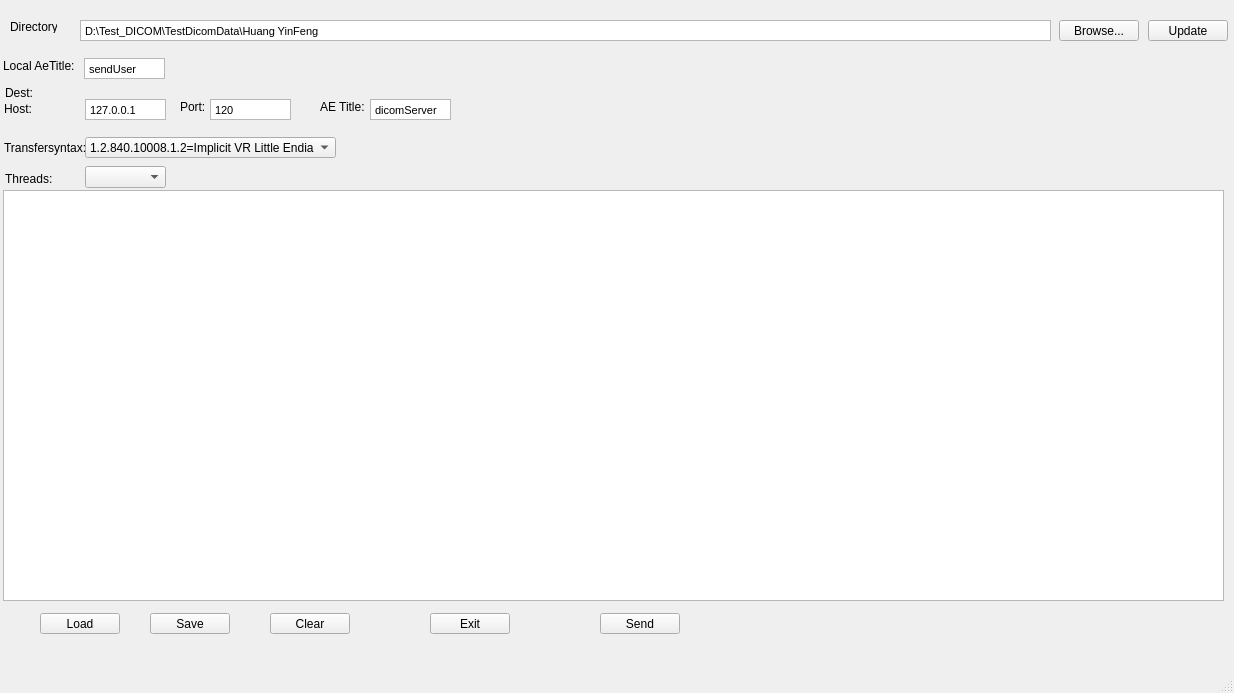
First picture: the form in Tools/SendDicomSCU/mainwindow.ui, repository zyq1569/HealthApp, before the edit.
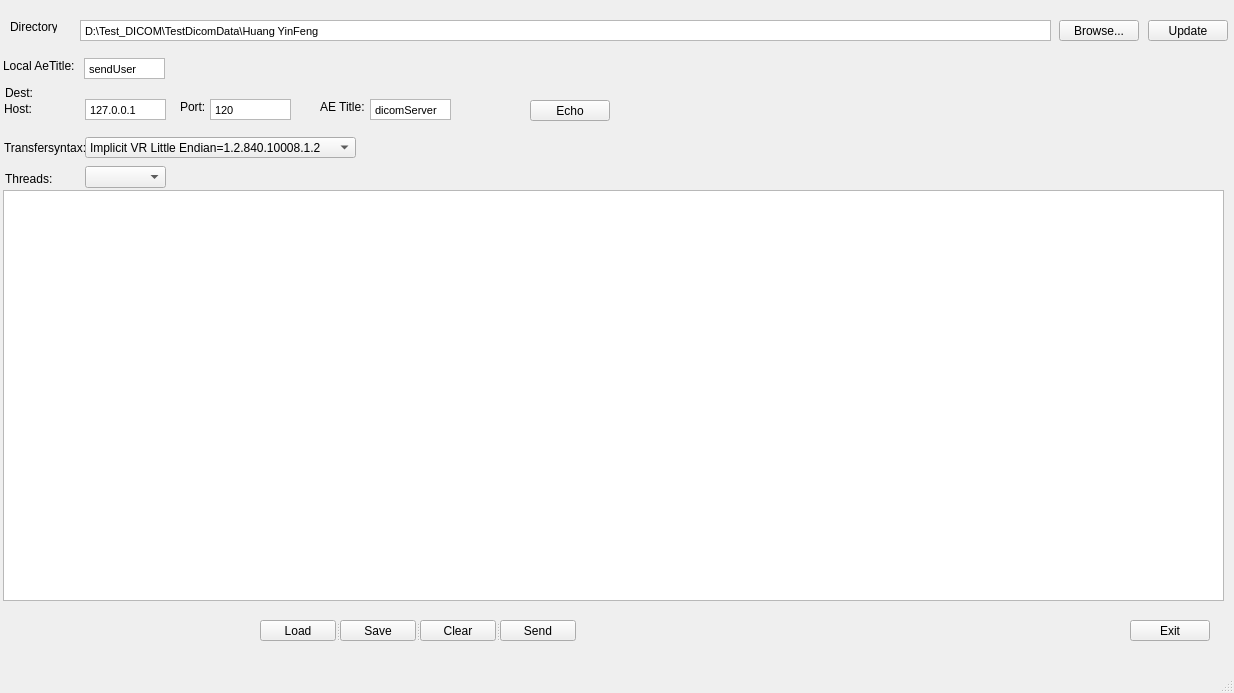
Second picture: the form after the edit.

Diff of the .ui file:
```diff
--- a/Tools/SendDicomSCU/mainwindow.ui
+++ b/Tools/SendDicomSCU/mainwindow.ui
@@ -73,50 +73,11 @@
      </rect>
     </property>
    </widget>
-   <widget class="QPushButton" name="pushButton">
-    <property name="geometry">
-     <rect>
-      <x>40</x>
-      <y>613</y>
-      <width>80</width>
-      <height>21</height>
-     </rect>
-    </property>
-    <property name="text">
-     <string>Load</string>
-    </property>
-   </widget>
-   <widget class="QPushButton" name="pushButton_2">
-    <property name="geometry">
-     <rect>
-      <x>150</x>
-      <y>613</y>
-      <width>80</width>
-      <height>21</height>
-     </rect>
-    </property>
-    <property name="text">
-     <string>Save</string>
-    </property>
-   </widget>
-   <widget class="QPushButton" name="pushButton_3">
-    <property name="geometry">
-     <rect>
-      <x>270</x>
-      <y>613</y>
-      <width>80</width>
-      <height>21</height>
-     </rect>
-    </property>
-    <property name="text">
-     <string>Clear</string>
-    </property>
-   </widget>
    <widget class="QPushButton" name="pushButton_4">
     <property name="geometry">
      <rect>
-      <x>430</x>
-      <y>613</y>
+      <x>1130</x>
+      <y>620</y>
       <width>80</width>
       <height>21</height>
      </rect>
@@ -151,19 +112,6 @@
      <string>Update</string>
     </property>
    </widget>
-   <widget class="QPushButton" name="pBSend">
-    <property name="geometry">
-     <rect>
-      <x>600</x>
-      <y>613</y>
-      <width>80</width>
-      <height>21</height>
-     </rect>
-    </property>
-    <property name="text">
-     <string>Send</string>
-    </property>
-   </widget>
    <widget class="QLabel" name="label_5">
     <property name="geometry">
      <rect>
@@ -364,13 +312,13 @@
      <rect>
       <x>85</x>
       <y>137</y>
-      <width>251</width>
+      <width>271</width>
       <height>21</height>
      </rect>
     </property>
     <item>
      <property name="text">
-      <string>1.2.840.10008.1.2=Implicit VR Little Endian</string>
+      <string>Implicit VR Little Endian=1.2.840.10008.1.2</string>
      </property>
     </item>
     <item>
@@ -385,6 +333,52 @@
      </property>
     </item>
    </widget>
+   <widget class="QPushButton" name="pBEcho">
+    <property name="geometry">
+     <rect>
+      <x>530</x>
+      <y>100</y>
+      <width>80</width>
+      <height>21</height>
+     </rect>
+    </property>
+    <property name="text">
+     <string>Echo</string>
+    </property>
+   </widget>
+   <widget class="QSplitter" name="splitter">
+    <property name="geometry">
+     <rect>
+      <x>260</x>
+      <y>620</y>
+      <width>316</width>
+      <height>21</height>
+     </rect>
+    </property>
+    <property name="orientation">
+     <enum>Qt::Horizontal</enum>
+    </property>
+    <widget class="QPushButton" name="pushButton">
+     <property name="text">
+      <string>Load</string>
+     </property>
+    </widget>
+    <widget class="QPushButton" name="pushButton_2">
+     <property name="text">
+      <string>Save</string>
+     </property>
+    </widget>
+    <widget class="QPushButton" name="pBClear">
+     <property name="text">
+      <string>Clear</string>
+     </property>
+    </widget>
+    <widget class="QPushButton" name="pBSend">
+     <property name="text">
+      <string>Send</string>
+     </property>
+    </widget>
+   </widget>
   </widget>
   <widget class="QMenuBar" name="menubar">
    <property name="geometry">
```
Left out of the diff: 5 changed lines with no effect on the pictures.
